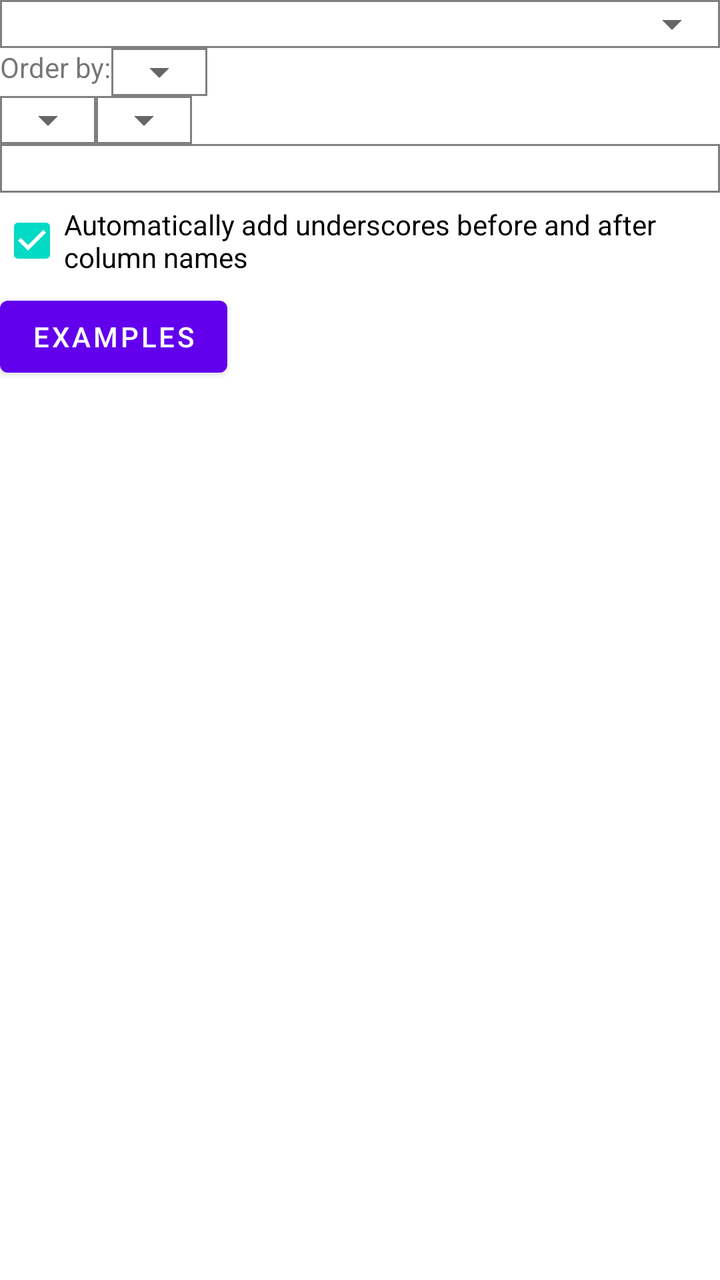
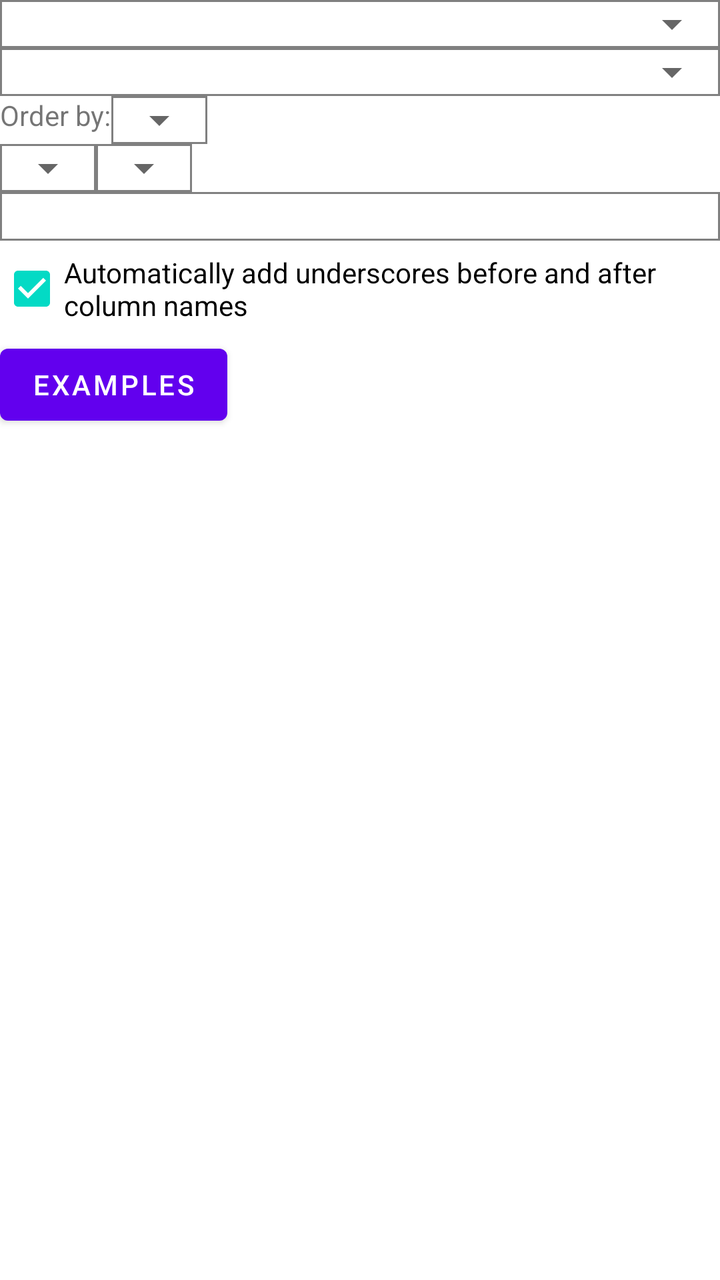

Screens rendered from an Android XML layout before and after an edit, with the pre-edit source and the edit as a unified diff.
<!-- AndroidManifest.xml: application theme Theme.WordQuiz -->
<!-- res/layout/query.xml -->
<?xml version="1.0" encoding="utf-8"?>
<LinearLayout xmlns:android="http://schemas.android.com/apk/res/android"
    android:orientation="vertical"
    android:layout_width="match_parent"
    android:layout_height="match_parent">
    <FrameLayout
        android:layout_width="match_parent"
        android:layout_height="wrap_content"
        android:background="@drawable/rectangle">
        <Spinner
            android:id="@+id/spinner7"
            android:layout_width="match_parent"
            android:layout_height="wrap_content" />
    </FrameLayout>
    <LinearLayout
        android:orientation="horizontal"
        android:layout_width="match_parent"
        android:layout_height="wrap_content">
        <TextView
            android:layout_width="wrap_content"
            android:layout_height="wrap_content"
            android:text="Order by:"
            android:id="@+id/textview83">
        </TextView>
        <FrameLayout
            android:layout_width="wrap_content"
            android:layout_height="wrap_content"
            android:background="@drawable/rectangle">
            <Spinner
                android:id="@+id/spinner28"
                android:layout_width="wrap_content"
                android:layout_height="wrap_content" />
        </FrameLayout>
    </LinearLayout>
    <LinearLayout
        android:orientation="horizontal"
        android:layout_width="match_parent"
        android:layout_height="wrap_content">
        <FrameLayout
            android:layout_width="wrap_content"
            android:layout_height="wrap_content"
            android:background="@drawable/rectangle">
            <Spinner
                android:id="@+id/spinner29"
                android:layout_width="wrap_content"
                android:layout_height="wrap_content" />
        </FrameLayout>
        <FrameLayout
            android:layout_width="wrap_content"
            android:layout_height="wrap_content"
            android:background="@drawable/rectangle">
            <Spinner
                android:id="@+id/spinner30"
                android:layout_width="wrap_content"
                android:layout_height="wrap_content" />
        </FrameLayout>
    </LinearLayout>
    <EditText
        android:id="@+id/edittext18"
        android:layout_width="match_parent"
        android:layout_height="wrap_content"
        android:background="@drawable/rectangle">
    </EditText>
    <CheckBox
        android:id="@+id/checkbox2"
        android:layout_width="wrap_content"
        android:layout_height="wrap_content"
        android:checked="true"
        android:text="Automatically add underscores before and after column names">
    </CheckBox>
    <Button
        android:id="@+id/button74"
        android:layout_width="wrap_content"
        android:layout_height="wrap_content"
        android:text="Examples">
    </Button>
    <ScrollView
        android:layout_width="match_parent"
        android:layout_height="wrap_content">
        <TextView
            android:id="@+id/textview27"
            android:layout_width="match_parent"
            android:layout_height="wrap_content">
        </TextView>
    </ScrollView>
</LinearLayout>
<!-- resources referenced by this layout -->
<resources>
  <!-- drawable rectangle (drawable) -->
  <?xml version="1.0" encoding="utf-8"?>
  <shape xmlns:android="http://schemas.android.com/apk/res/android">
      <stroke
          android:width="1dp"
          android:color="@color/gray"/>
  </shape>
  <style name="Theme.WordQuiz" parent="Theme.MaterialComponents.DayNight.NoActionBar">
          
          <item name="colorPrimary">@color/purple_500</item>
          <item name="colorPrimaryVariant">@color/purple_700</item>
          <item name="colorOnPrimary">@color/white</item>
          
          <item name="colorSecondary">@color/teal_200</item>
          <item name="colorSecondaryVariant">@color/teal_700</item>
          <item name="colorOnSecondary">@color/black</item>
          
          <item name="android:statusBarColor" tools:targetApi="l">?attr/colorPrimaryVariant</item>
          
      </style>
  <color name="gray">#FF808080</color>
  <color name="purple_500">#FF6200EE</color>
  <color name="purple_700">#FF3700B3</color>
  <color name="white">#FFFFFFFF</color>
  <color name="teal_200">#FF03DAC5</color>
  <color name="teal_700">#FF018786</color>
  <color name="black">#FF000000</color>
</resources>

<!-- the commit's change to res/layout/query.xml (unified diff, before → after) -->
@@ -3,6 +3,15 @@
     android:orientation="vertical"
     android:layout_width="match_parent"
     android:layout_height="match_parent">
+    <FrameLayout
+        android:layout_width="match_parent"
+        android:layout_height="wrap_content"
+        android:background="@drawable/rectangle">
+        <Spinner
+            android:id="@+id/spinner36"
+            android:layout_width="match_parent"
+            android:layout_height="wrap_content" />
+    </FrameLayout>
     <FrameLayout
         android:layout_width="match_parent"
         android:layout_height="wrap_content"
